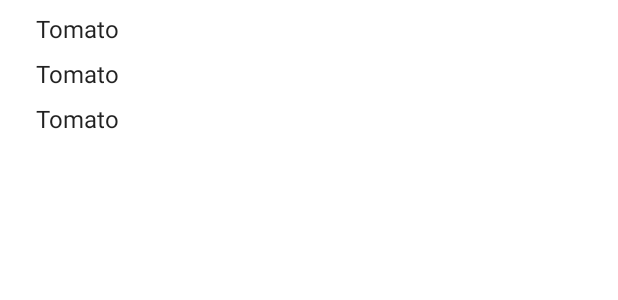
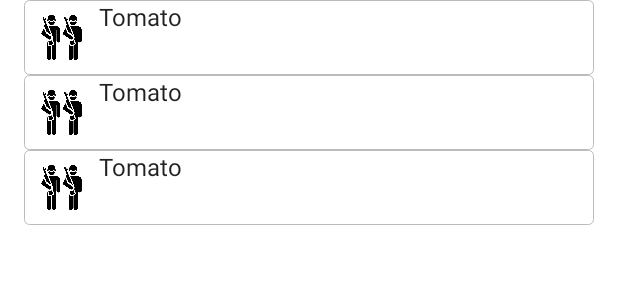
Before and after one commit to TheVigor/DembelIsComing, an Android app: the layout fragment_drill.xml on its own in the app's theme, with its tools: preview values and no code run, on a phone screen of 412 x 824 dp. Shown: the top 300 px of the screen. Run offline under Robolectric (Android 15) with nearby library versions, the phone set to English and light mode, and no system bars.

Commit message:
added image view for recycler element

```diff
--- a/app/src/main/res/layout/list_item_drill_doc.xml
+++ b/app/src/main/res/layout/list_item_drill_doc.xml
@@ -2,7 +2,8 @@
 
 <layout xmlns:android="http://schemas.android.com/apk/res/android"
         xmlns:app="http://schemas.android.com/apk/res-auto"
-        xmlns:tools="http://schemas.android.com/tools">
+        xmlns:tools="http://schemas.android.com/tools"
+        android:layout_marginTop="5dp">
 
     <data>
         <variable
@@ -16,20 +17,27 @@
     <android.support.constraint.ConstraintLayout
             android:layout_width="match_parent"
             android:layout_height="wrap_content"
+            android:background="@drawable/percentage_bg"
             android:onClick="@{clickListener}">
+
+        <ImageView
+                android:id="@+id/drill_doc_item_image"
+                android:layout_width="50dp"
+                android:layout_height="50dp"
+                android:src="@drawable/soldiers"
+                android:padding="10dp"
+                app:layout_constraintStart_toStartOf="parent"
+                app:layout_constraintTop_toTopOf="parent"
+                app:layout_constraintEnd_toStartOf="@id/drill_doc_item_title"/>
 
         <TextView
                 android:id="@+id/drill_doc_item_title"
                 android:layout_width="0dp"
                 android:layout_height="wrap_content"
-                android:layout_marginBottom="16dp"
-                android:layout_marginEnd="8dp"
-                android:layout_marginStart="8dp"
-                android:layout_marginTop="8dp"
                 android:text="@{drill_doc.name}"
                 android:textAppearance="?attr/textAppearanceListItem"
                 app:layout_constraintEnd_toEndOf="parent"
-                app:layout_constraintStart_toStartOf="parent"
+                app:layout_constraintStart_toEndOf="@id/drill_doc_item_image"
                 app:layout_constraintTop_toTopOf="parent"
                 tools:text="Tomato"/>
 
```
Also changed, not shown: app/src/main/res/drawable/soldiers.png (added).
